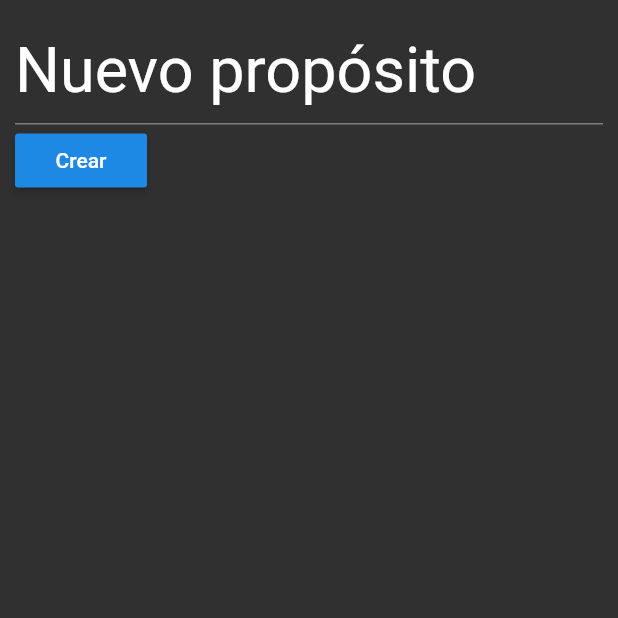
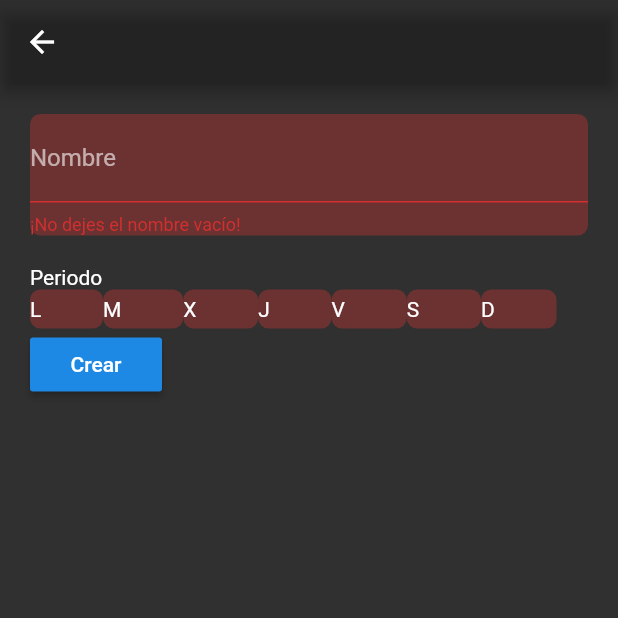
Before and after one commit to jcampandegui/purpose_blocs, a Flutter app: the AllOrNothingCreation screen opened directly, after a tap on "Crear", on a phone screen of 412 x 824 dp, the top half of it. Run offline on Flutter 3.47's test engine with Material 2 defaults, Android fonts, the phone set to English and light mode, and no system bars; our stand-ins replace bloc, equatable, flutter_bloc, flutter_staggered_animations, sembast, table_calendar and 1 more.

Commit message:
All or nothing purpose creation page working Styling needed

```diff
--- a/lib/pages/blocks_page.dart
+++ b/lib/pages/blocks_page.dart
@@ -67,7 +67,7 @@ class BlocksPage extends StatelessWidget {
                       title: 'Actividad todo o nada',
                       description: 'Actividades que se completan un sóla vez',
                       icon: Icons.calendar_today,
-                      openedWidget: AllOrNothingCreation(),
+                      openedWidget: 'allOrNothing',
                     )
                 ),
                 Container(
--- a/lib/widgets/all_or_nothing_creation.dart
+++ b/lib/widgets/all_or_nothing_creation.dart
@@ -1,18 +1,49 @@
 import 'package:flutter/material.dart';
+import 'package:flutter_bloc/flutter_bloc.dart';
+import 'package:purpose_blocs/blocs/purposes/purposes_barrel.dart';
+import 'package:purpose_blocs/models/purpose.dart';
 
 class AllOrNothingCreation extends StatefulWidget {
+  final closeContainerCallback;
+
+  AllOrNothingCreation({
+    Key key,
+    this.closeContainerCallback,
+  }) : super(key: key);
+
   @override
   _AllOrNothingCreationState createState() => _AllOrNothingCreationState();
 }
 
 class _AllOrNothingCreationState extends State<AllOrNothingCreation> {
   final _formKey = GlobalKey<FormState>();
+  Map<String, bool> _selectedDays;
+  TextEditingController purposeName = TextEditingController();
+
+  @override
+  void initState() {
+    _selectedDays = {
+      'L': true,
+      'M': true,
+      'X': true,
+      'J': true,
+      'V': true,
+      'S': true,
+      'D': true,
+    };
+    super.initState();
+  }
 
   @override
   Widget build(BuildContext context) {
+    print(purposeName);
     return SafeArea(
-        child: Container(
-            margin: EdgeInsets.all(10),
+        child: Scaffold(
+          appBar: AppBar(
+            backgroundColor: Color.fromARGB(0, 0, 0, 0),
+          ),
+          body: Container(
+              margin: EdgeInsets.all(20),
               child: Form(
                 key: _formKey,
                 child: Column(
@@ -20,10 +51,14 @@ class _AllOrNothingCreationState extends State<AllOrNothingCreation> {
                   crossAxisAlignment: CrossAxisAlignment.start,
                   children: [
                     Container(
+                      decoration: BoxDecoration(
+                        borderRadius: BorderRadius.circular(7),
+                        color: Color.fromARGB(100, 200, 50, 50)
+                      ),
                       child: TextFormField(
-                      initialValue: 'Nuevo propósito',
-                      style: TextStyle(
-                        fontSize: 42
+                        controller: purposeName,
+                        decoration: InputDecoration(
+                          labelText: 'Nombre',
                         ),
                         validator: (value) {
                           if(value.isEmpty) return '¡No dejes el nombre vacío!';
@@ -31,18 +66,69 @@ class _AllOrNothingCreationState extends State<AllOrNothingCreation> {
                         },
                       ),
                     ),
+                    Container(
+                      margin: EdgeInsets.only(top: 20),
+                      child: Text('Periodo'),
+                    ),
+                    Container(
+                      child: Row(
+                        mainAxisAlignment: MainAxisAlignment.start,
+                        children: _buildWeekdays(context)
+                      ),
+                    ),
                     RaisedButton(
                         child: Text('Crear'),
                         onPressed: () {
                           if (_formKey.currentState.validate()) {
-                          //BlocProvider.of<PurposesBloc>(context).add(AddPurpose(purpose))
+                            Purpose p = new Purpose(
+                                purposeName.text,
+                                repeatDays: {
+                                  '1': _selectedDays['L'],
+                                  '2': _selectedDays['M'],
+                                  '3': _selectedDays['X'],
+                                  '4': _selectedDays['J'],
+                                  '5': _selectedDays['V'],
+                                  '6': _selectedDays['S'],
+                                  '7': _selectedDays['D']
+                                }
+                            );
+                            BlocProvider.of<PurposesBloc>(context).add(AddPurpose(p));
+                            widget.closeContainerCallback();
                           }
                         }
                     )
                   ],
                 ),
               )
+          ),
         )
     );
   }
+
+  List<Widget> _buildWeekdays(BuildContext context) {
+    List<Widget> weekdays = [];
+    List<String> weekdayLabels = ['L', 'M', 'X', 'J', 'V', 'S', 'D'];
+    double width = MediaQuery.of(context).size.width;
+    for(String label in weekdayLabels) {
+      weekdays.add(InkWell(
+        borderRadius: BorderRadius.circular(7),
+        onTap: () => _selectDay(label),
+        child: Container(
+          padding: EdgeInsets.only(right: width/10, top: 5, bottom: 5),
+          decoration: BoxDecoration(
+              borderRadius: BorderRadius.circular(7),
+              color: _selectedDays[label] ? Color.fromARGB(100, 200, 50, 50) : Color.fromARGB(100, 200, 200, 200)
+          ),
+          child: Text(label),
+        ),
+      ));
     }
+    return weekdays;
+  }
+
+  void _selectDay(String day) {
+    setState(() {
+      _selectedDays[day] = !_selectedDays[day];
+    });
+  }
+}
--- a/lib/widgets/closed_creation_button.dart
+++ b/lib/widgets/closed_creation_button.dart
@@ -1,11 +1,12 @@
 import 'package:animations/animations.dart';
 import 'package:flutter/material.dart';
+import 'package:purpose_blocs/widgets/all_or_nothing_creation.dart';
 
 class ClosedCreationButton extends StatelessWidget {
   final String title;
   final String description;
   final IconData icon;
-  final Widget openedWidget;
+  final String openedWidget;
 
   const ClosedCreationButton({
     Key key,
@@ -57,7 +58,8 @@ class ClosedCreationButton extends StatelessWidget {
         ),
         transitionDuration: Duration(milliseconds: 400),
         openBuilder: (context, closeContainer) {
-          return openedWidget;
+          if(openedWidget == 'allOrNothing') return AllOrNothingCreation(closeContainerCallback: closeContainer,);
+          return null;
         });
   }
 }
```
Lines whose indentation alone changed are shown as unchanged.
